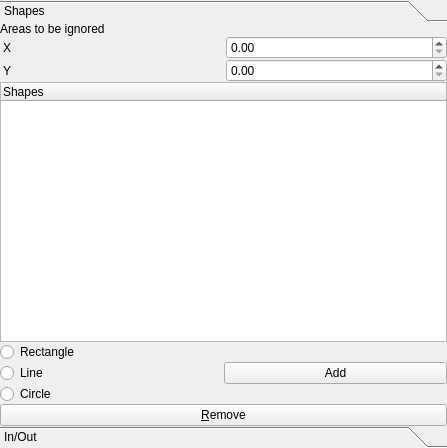
gasparnori/Spotter, file lib/ui/tab_blindspotUi.ui: the form before one commit.
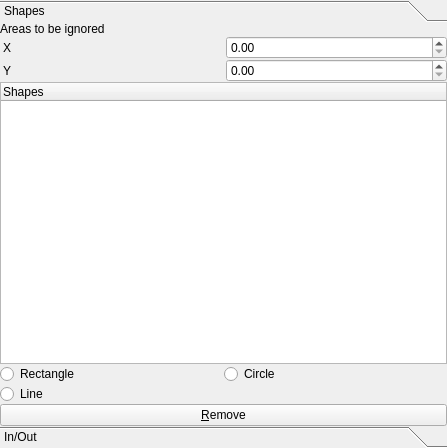
The form after the commit.

Diff of the .ui file:
```diff
--- a/lib/ui/tab_blindspotUi.ui
+++ b/lib/ui/tab_blindspotUi.ui
@@ -48,7 +48,7 @@
           <x>0</x>
           <y>0</y>
           <width>445</width>
-          <height>388</height>
+          <height>404</height>
          </rect>
         </property>
         <attribute name="label">
@@ -69,16 +69,6 @@
            <property name="spacing">
             <number>0</number>
            </property>
-           <item row="9" column="1">
-            <widget class="QPushButton" name="btn_add">
-             <property name="text">
-              <string>Add</string>
-             </property>
-             <property name="checkable">
-              <bool>true</bool>
-             </property>
-            </widget>
-           </item>
            <item row="0" column="0">
             <widget class="QLabel" name="label">
              <property name="text">
@@ -86,7 +76,7 @@
              </property>
             </widget>
            </item>
-           <item row="21" column="0" colspan="2">
+           <item row="24" column="0" colspan="2">
             <layout class="QGridLayout" name="gridLayout_10">
              <property name="spacing">
               <number>0</number>
@@ -110,20 +100,6 @@
              </item>
             </layout>
            </item>
-           <item row="9" column="0">
-            <widget class="QRadioButton" name="radioLine">
-             <property name="text">
-              <string>Line</string>
-             </property>
-            </widget>
-           </item>
-           <item row="10" column="0">
-            <widget class="QRadioButton" name="radioCircle">
-             <property name="text">
-              <string>Circle</string>
-             </property>
-            </widget>
-           </item>
            <item row="8" column="0">
             <widget class="QRadioButton" name="radioRect">
              <property name="text">
@@ -188,6 +164,20 @@
              </column>
             </widget>
            </item>
+           <item row="8" column="1">
+            <widget class="QRadioButton" name="radioCircle">
+             <property name="text">
+              <string>Circle</string>
+             </property>
+            </widget>
+           </item>
+           <item row="23" column="0">
+            <widget class="QRadioButton" name="radioLine">
+             <property name="text">
+              <string>Line</string>
+             </property>
+            </widget>
+           </item>
           </layout>
          </item>
         </layout>
@@ -197,8 +187,8 @@
          <rect>
           <x>0</x>
           <y>0</y>
-          <width>235</width>
-          <height>133</height>
+          <width>158</width>
+          <height>92</height>
          </rect>
         </property>
         <attribute name="label">
```
